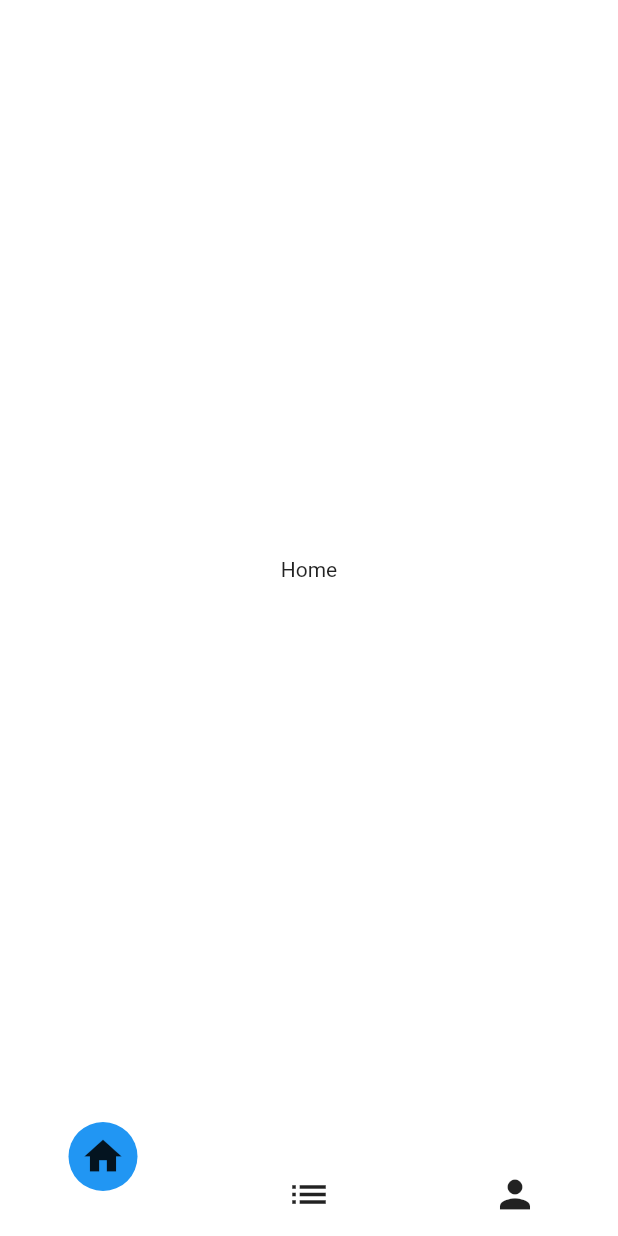
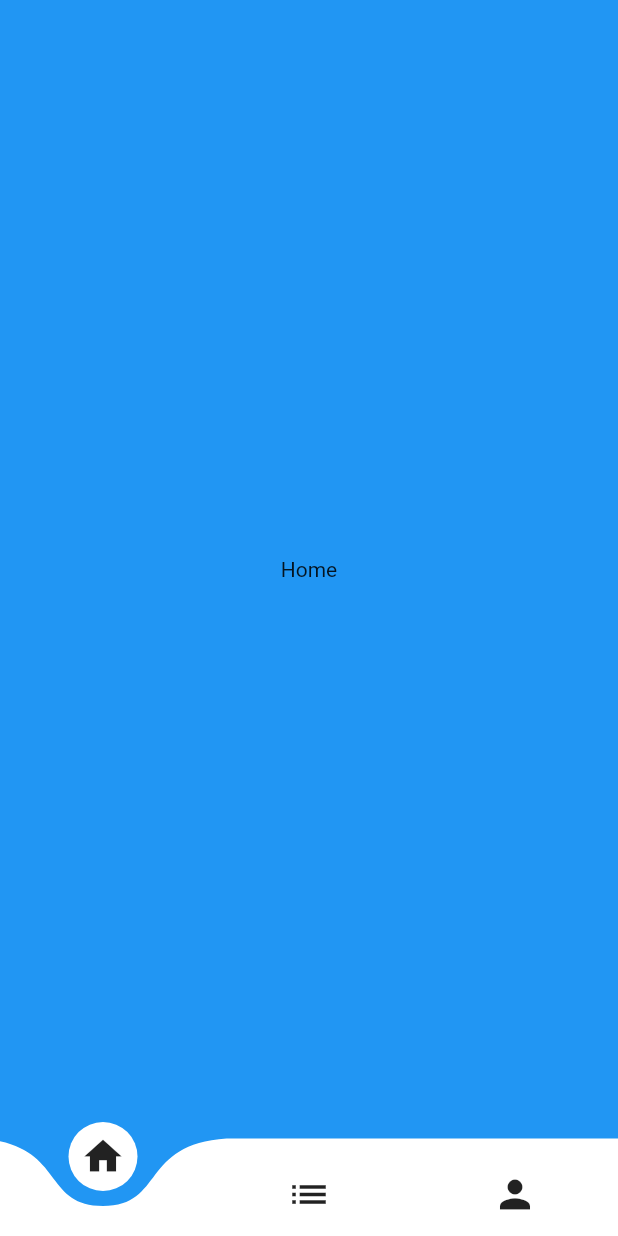
Before and after one commit to ShashiWerdun/Zeta-Book, a Flutter app: the HomePage screen opened directly, on a phone screen of 412 x 824 dp. Run offline on Flutter 3.47's test engine with Material 2 defaults, Android fonts, the phone set to English and light mode, and no system bars; drawn by our look-alikes of curved_navigation_bar.

Commit message:
Home page template complete.

```diff
--- a/lib/HomePage.dart
+++ b/lib/home_page.dart
@@ -17,7 +17,7 @@ class _HomePageState extends State<HomePage> {
   @override
   Widget build(BuildContext context) {
     return Scaffold(
-      backgroundColor: Colors.white,
+      backgroundColor: Colors.blue,
       body: PageView(
         pageSnapping: false,
         controller: pageController,
@@ -45,8 +45,8 @@ class _HomePageState extends State<HomePage> {
         ],
         height: 65,
         index: _currentpage,
-        buttonBackgroundColor: Colors.blue,
-        backgroundColor: Colors.white,
+        buttonBackgroundColor: Colors.white,
+        backgroundColor: Colors.blue,
         onTap: (index){
           setState(() {
             _currentpage = index;
```
